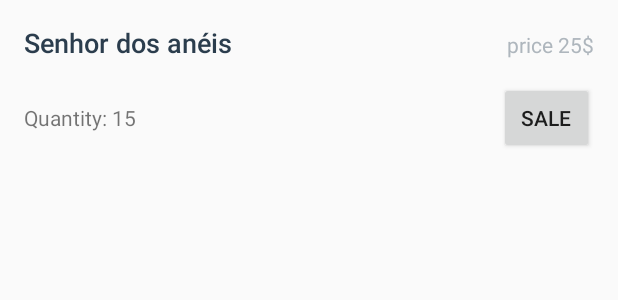
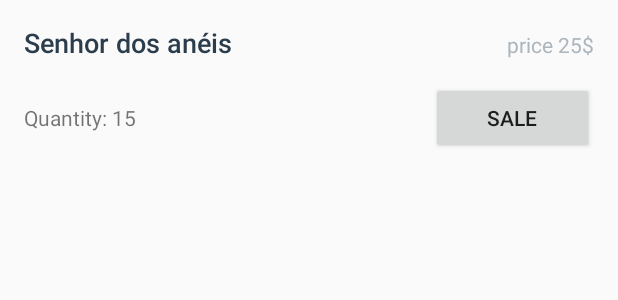
Before and after one commit to Sau1o/BookStore, an Android app: the layout list_item.xml on its own in the app's theme, with its tools: preview values and no code run, on a phone screen of 412 x 824 dp. Shown: the top 300 px of the screen. Run offline under Robolectric (Android 15) with nearby library versions, the phone set to English and light mode, and no system bars.

Commit message:
fixed bug cursor return -1

```diff
--- a/app/src/main/AndroidManifest.xml
+++ b/app/src/main/AndroidManifest.xml
@@ -29,8 +29,8 @@
         </activity>
         <provider
             android:authorities="com.example.android.books"
-            android:name="com.example.android.books.data.StoreProvider"
-            android:exported="true" />
+            android:name="com.example.android.books.data.StoreProvider" android:exported="false"
+             />
     </application>
 
 </manifest>
--- a/app/src/main/java/com/example/android/books/BookCursorAdapter.java
+++ b/app/src/main/java/com/example/android/books/BookCursorAdapter.java
@@ -41,7 +41,7 @@ public class BookCursorAdapter extends CursorAdapter {
         int bookQuantity = cursor.getInt(quantityColumnIndex);
 
         nameTextView.setText(bookName);
-        priceTextView.setText(bookPrice);
-        quantityTextView.setText(bookQuantity);
+        priceTextView.setText("price: " + Integer.toString(bookPrice) +"$");
+        quantityTextView.setText("Quantity: " + Integer.toString(bookQuantity));
     }
 }
--- a/app/src/main/java/com/example/android/books/CatalogActivity.java
+++ b/app/src/main/java/com/example/android/books/CatalogActivity.java
@@ -100,6 +100,7 @@ public class CatalogActivity extends AppCompatActivity implements LoaderManager.
     public Loader<Cursor> onCreateLoader(int id, Bundle args) {
         String[] projection = {
                 BookEntry._ID,
+                BookEntry.COLUMN_BOOK_NAME,
                 BookEntry.COLUMN_BOOK_PRICE,
                 BookEntry.COLUMN_BOOK_QUANTITY
         };
--- a/app/src/main/res/layout/activity_catalog.xml
+++ b/app/src/main/res/layout/activity_catalog.xml
@@ -45,7 +45,7 @@
         android:layout_width="wrap_content"
         android:layout_height="wrap_content"
         android:layout_alignParentBottom="true"
-        android:layout_alignParentRight="true"
+        android:layout_alignParentEnd="true" android:layout_alignParentRight="true"
         android:layout_margin="@dimen/fab_margin"
         android:src="@drawable/ic_action_book"/>
 
--- a/app/src/main/res/layout/activity_editor.xml
+++ b/app/src/main/res/layout/activity_editor.xml
@@ -66,7 +66,7 @@
             android:layout_width="48dp"
             android:layout_height="wrap_content"
             android:layout_marginLeft="8dp"
-            android:text="-" />
+            android:layout_marginStart="8dp" android:text="-" />
 
         <TextView
             android:id="@+id/edit_book_quantity"
--- a/app/src/main/res/layout/list_item.xml
+++ b/app/src/main/res/layout/list_item.xml
@@ -51,7 +51,7 @@
             android:layout_width="0dp"
             android:layout_height="wrap_content"
             android:layout_gravity="right"
-            android:layout_weight="1"
+            android:layout_weight="2"
             android:text="SALE"/>
     </LinearLayout>
 </LinearLayout>
```
